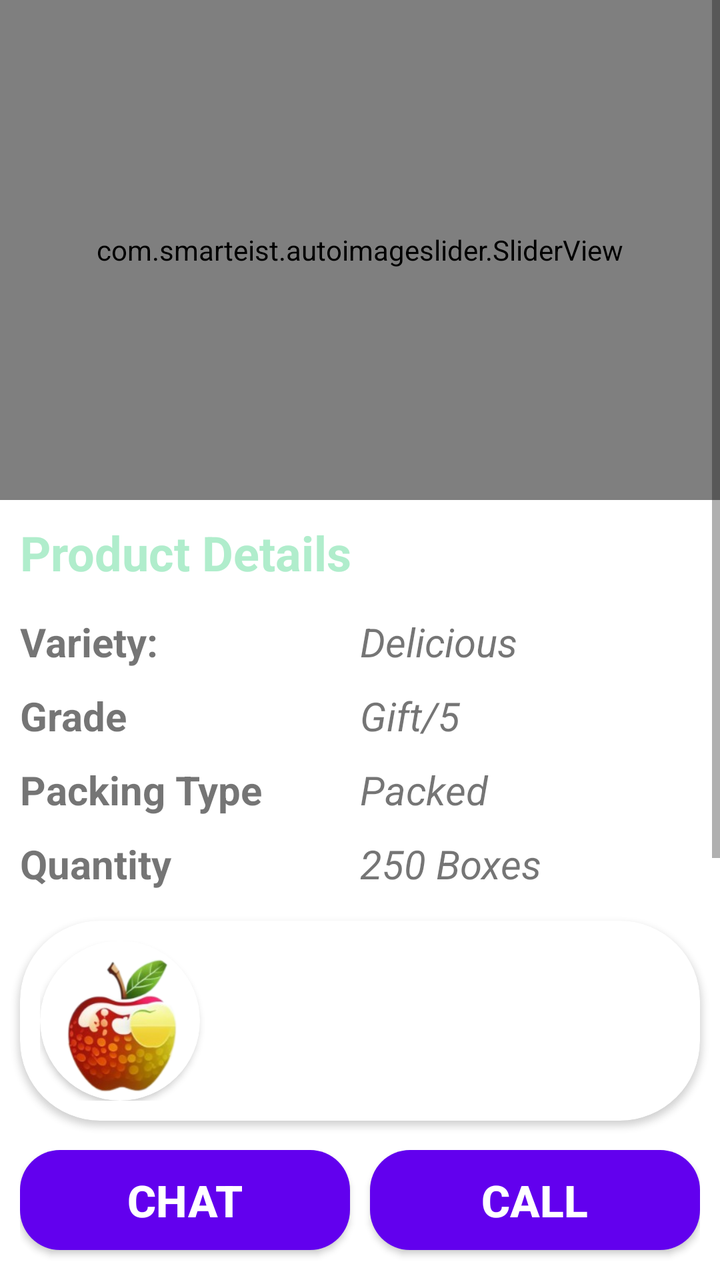
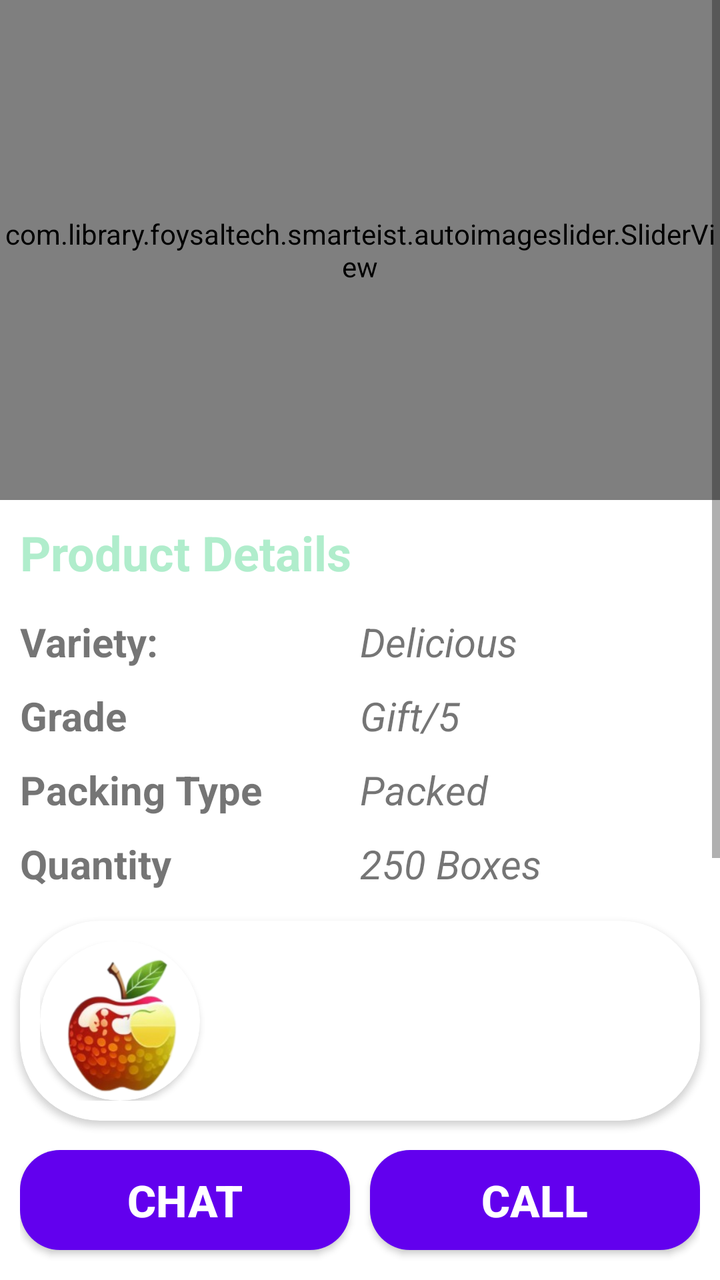

An Android layout rendered at two revisions. The XML below is the earlier revision; the diff shows what the commit changed to produce the second picture.
<!-- AndroidManifest.xml: application theme Theme.AgroMart -->
<!-- res/layout/activity_post.xml -->
<?xml version="1.0" encoding="utf-8"?>
<androidx.constraintlayout.widget.ConstraintLayout xmlns:android="http://schemas.android.com/apk/res/android"
    xmlns:app="http://schemas.android.com/apk/res-auto"
    xmlns:tools="http://schemas.android.com/tools"
    android:layout_width="match_parent"
    android:layout_height="match_parent"
    tools:context=".PostActivity">

    <ScrollView
        android:id="@+id/scrollView2"
        android:layout_width="match_parent"
        android:layout_height="0dp"
        app:layout_constraintEnd_toEndOf="parent"
        app:layout_constraintStart_toStartOf="parent"
        app:layout_constraintTop_toTopOf="parent"
        app:layout_constraintBottom_toTopOf="@+id/buttonContainer"
        tools:ignore="SpeakableTextPresentCheck">

        <LinearLayout
            android:layout_width="match_parent"
            android:layout_height="wrap_content"
            android:orientation="vertical">

            <com.smarteist.autoimageslider.SliderView
                android:id="@+id/slider"
                android:layout_width="match_parent"
                android:layout_height="250dp"
                app:sliderAnimationDuration="600"
                app:sliderAutoCycleDirection="back_and_forth"
                app:sliderIndicatorAnimationDuration="600"
                app:sliderIndicatorEnabled="true"
                app:sliderIndicatorGravity="center_horizontal|bottom"
                app:sliderIndicatorMargin="15dp"
                app:sliderIndicatorOrientation="horizontal"
                app:sliderIndicatorPadding="3dp"
                app:sliderIndicatorRadius="2dp"
                app:sliderIndicatorSelectedColor="#5A5A5A"
                app:sliderIndicatorUnselectedColor="#FFF"
                app:sliderScrollTimeInSec="1" />

            <TextView
                android:layout_width="wrap_content"
                android:layout_height="wrap_content"
                android:text="@string/product_details"
                android:textSize="24sp"
                android:textStyle="bold"
                android:layout_margin="10dp"
                android:textColor="@color/bg_color"/>

            <LinearLayout
                android:layout_width="match_parent"
                android:layout_height="wrap_content"
                android:orientation="horizontal"
                android:layout_marginHorizontal="10dp"
                android:layout_marginVertical="5dp"
                android:weightSum="2">

                <TextView
                    android:layout_width="0dp"
                    android:layout_weight="1"
                    android:layout_height="wrap_content"
                    android:text="@string/variety"
                    android:textSize="20sp"
                    android:textStyle="bold"/>

                <TextView
                    android:id="@+id/post_variety"
                    android:layout_width="0dp"
                    android:layout_weight="1"
                    android:layout_height="wrap_content"
                    android:text="@string/delicious"
                    android:textSize="20sp"
                    android:textStyle="italic"/>

            </LinearLayout>

            <LinearLayout
                android:layout_width="match_parent"
                android:layout_height="wrap_content"
                android:orientation="horizontal"
                android:layout_marginHorizontal="10dp"
                android:layout_marginVertical="5dp"
                android:weightSum="2">

                <TextView
                    android:layout_width="0dp"
                    android:layout_weight="1"
                    android:layout_height="wrap_content"
                    android:text="@string/grade"
                    android:textSize="20sp"
                    android:textStyle="bold"/>

                <TextView
                    android:id="@+id/post_grade"
                    android:layout_width="0dp"
                    android:layout_weight="1"
                    android:layout_height="wrap_content"
                    android:text="@string/gift_5"
                    android:textSize="20sp"
                    android:textStyle="italic"/>

            </LinearLayout>

            <LinearLayout
                android:layout_width="match_parent"
                android:layout_height="wrap_content"
                android:orientation="horizontal"
                android:layout_marginHorizontal="10dp"
                android:layout_marginVertical="5dp"
                android:weightSum="2">

                <TextView
                    android:layout_width="0dp"
                    android:layout_weight="1"
                    android:layout_height="wrap_content"
                    android:text="@string/packing_type"
                    android:textSize="20sp"
                    android:textStyle="bold"/>

                <TextView
                    android:id="@+id/post_packing"
                    android:layout_width="0dp"
                    android:layout_weight="1"
                    android:layout_height="wrap_content"
                    android:text="@string/packed"
                    android:textSize="20sp"
                    android:textStyle="italic"/>

            </LinearLayout>

            <LinearLayout
                android:layout_width="match_parent"
                android:layout_height="wrap_content"
                android:orientation="horizontal"
                android:layout_marginHorizontal="10dp"
                android:layout_marginVertical="5dp"
                android:weightSum="2">

                <TextView
                    android:layout_width="0dp"
                    android:layout_weight="1"
                    android:layout_height="wrap_content"
                    android:text="@string/quantity"
                    android:textSize="20sp"
                    android:textStyle="bold"/>

                <TextView
                    android:id="@+id/post_quantity"
                    android:layout_width="0dp"
                    android:layout_weight="1"
                    android:layout_height="wrap_content"
                    android:text="@string/_250_boxes"
                    android:textSize="20sp"
                    android:textStyle="italic"/>

            </LinearLayout>

            <androidx.cardview.widget.CardView
                android:layout_width="match_parent"
                android:layout_height="wrap_content"
                android:layout_margin="10dp"
                android:elevation="12dp"
                app:cardCornerRadius="40dp">

                <LinearLayout
                    android:layout_width="match_parent"
                    android:layout_height="wrap_content"
                    android:layout_margin="10dp"
                    android:orientation="horizontal"
                    android:gravity="center_vertical">

                    <androidx.cardview.widget.CardView
                        android:layout_width="80dp"
                        android:layout_height="80dp"
                        android:elevation="12dp"
                        app:cardCornerRadius="40dp"
                        android:layout_centerHorizontal="true">

                        <ImageView
                            android:layout_height="80dp"
                            android:layout_width="match_parent"
                            android:id="@+id/imageView1"
                            android:src="@drawable/logo"
                            android:scaleType="centerCrop"/>

                    </androidx.cardview.widget.CardView>

                    <LinearLayout
                        android:layout_width="match_parent"
                        android:layout_height="wrap_content"
                        android:layout_marginStart="20dp"
                        android:orientation="vertical">

                        <TextView
                            android:id="@+id/full_name"
                            android:layout_width="wrap_content"
                            android:layout_height="wrap_content"
                            android:textStyle="bold"
                            android:textSize="22sp"/>

                        <TextView
                            android:id="@+id/post_address_2"
                            android:layout_width="wrap_content"
                            android:layout_height="wrap_content"
                            android:textSize="16sp"/>

                    </LinearLayout>

                </LinearLayout>

            </androidx.cardview.widget.CardView>

            <TextView
                android:layout_width="wrap_content"
                android:layout_height="wrap_content"
                android:text="@string/owner_details"
                android:textSize="24sp"
                android:textStyle="bold"
                android:layout_margin="10dp"
                android:textColor="@color/bg_color"/>

            <LinearLayout
                android:layout_width="match_parent"
                android:layout_height="wrap_content"
                android:orientation="horizontal"
                android:layout_marginHorizontal="10dp"
                android:layout_marginVertical="5dp"
                android:weightSum="2">

                <TextView
                    android:layout_width="0dp"
                    android:layout_weight="1"
                    android:layout_height="wrap_content"
                    android:text="@string/name"
                    android:textSize="20sp"
                    android:textStyle="bold"/>

                <TextView
                    android:id="@+id/post_user_name"
                    android:layout_width="0dp"
                    android:layout_weight="1"
                    android:layout_height="wrap_content"
                    android:text="kousar Ali"
                    android:textSize="20sp"
                    android:textStyle="italic"/>

            </LinearLayout>

            <LinearLayout
                android:layout_width="match_parent"
                android:layout_height="wrap_content"
                android:orientation="horizontal"
                android:layout_marginHorizontal="10dp"
                android:layout_marginVertical="5dp"
                android:weightSum="2">

                <TextView
                    android:layout_width="0dp"
                    android:layout_weight="1"
                    android:layout_height="wrap_content"
                    android:text="@string/address"
                    android:textSize="20sp"
                    android:textStyle="bold"/>

                <TextView
                    android:id="@+id/post_user_address"
                    android:layout_width="0dp"
                    android:layout_weight="1"
                    android:layout_height="wrap_content"
                    android:text="061 Mastpora Keller Shopian J&amp;K"
                    android:textSize="20sp"
                    android:textStyle="italic"/>

            </LinearLayout>

            <LinearLayout
                android:layout_width="match_parent"
                android:layout_height="wrap_content"
                android:orientation="horizontal"
                android:layout_marginHorizontal="10dp"
                android:layout_marginVertical="5dp"
                android:weightSum="2">

                <TextView
                    android:layout_width="0dp"
                    android:layout_weight="1"
                    android:layout_height="wrap_content"
                    android:text="@string/phone_number"
                    android:textSize="20sp"
                    android:textStyle="bold"/>

                <TextView
                    android:id="@+id/post_user_phone"
                    android:layout_width="0dp"
                    android:layout_weight="1"
                    android:layout_height="wrap_content"
                    android:text="7006656521"
                    android:textSize="20sp"
                    android:textStyle="italic"/>

            </LinearLayout>

        </LinearLayout>

    </ScrollView>

    <LinearLayout
        android:id="@+id/buttonContainer"
        android:layout_width="match_parent"
        android:layout_height="70dp"
        android:orientation="horizontal"
        android:paddingVertical="5dp"
        android:paddingHorizontal="10dp"
        android:weightSum="2"
        app:layout_constraintBottom_toBottomOf="parent"
        app:layout_constraintEnd_toEndOf="parent"
        app:layout_constraintStart_toStartOf="parent">

        <androidx.appcompat.widget.AppCompatButton
            android:id="@+id/chat_btn"
            android:layout_width="0dp"
            android:layout_weight="1"
            android:layout_height="50dp"
            android:text="@string/chat"
            android:background="@drawable/button_bg"
            android:textSize="22sp"
            android:textStyle="bold"
            android:textColor="@color/white"
            android:layout_marginEnd="5dp" />

        <androidx.appcompat.widget.AppCompatButton
            android:id="@+id/call_btn"
            android:layout_width="0dp"
            android:layout_weight="1"
            android:layout_height="50dp"
            android:text="@string/call"
            android:background="@drawable/button_bg"
            android:textSize="22sp"
            android:textStyle="bold"
            android:textColor="@color/white"
            android:layout_marginStart="5dp" />

    </LinearLayout>

</androidx.constraintlayout.widget.ConstraintLayout>
<!-- resources referenced by this layout -->
<resources>
  <color name="bg_color">#B0EDCC</color>
  <color name="white">#FFFFFFFF</color>
  <!-- drawable button_bg (drawable) -->
  <?xml version="1.0" encoding="utf-8"?>
  
  <shape xmlns:android="http://schemas.android.com/apk/res/android">
      <corners android:radius="20dp"/>
      <solid android:color="@color/purple_500" />
  </shape>
  <!-- drawable logo: png bitmap (drawable-v24, 40477 bytes) -->
  <string name="_250_boxes">250 Boxes</string>
  <string name="address">address</string>
  <string name="call">Call</string>
  <string name="chat">Chat</string>
  <string name="delicious">Delicious</string>
  <string name="gift_5">Gift/5</string>
  <string name="grade">Grade</string>
  <string name="name">Name</string>
  <string name="owner_details">Owner Details</string>
  <string name="packed">Packed</string>
  <string name="packing_type">Packing Type</string>
  <string name="phone_number">Phone Number</string>
  <string name="product_details">Product Details</string>
  <string name="quantity">Quantity</string>
  <string name="variety">Variety:</string>
  <style name="Theme.AgroMart" parent="Theme.MaterialComponents.DayNight.NoActionBar">
          
          <item name="colorPrimary">@color/bg_color</item>
          <item name="colorPrimaryVariant">@color/purple_700</item>
          <item name="colorOnPrimary">@color/white</item>
          
          <item name="colorSecondary">@color/teal_200</item>
          <item name="colorSecondaryVariant">@color/teal_700</item>
          <item name="colorOnSecondary">@color/black</item>
          
          <item name="android:statusBarColor">?attr/colorPrimaryVariant</item>
          
          <item name="android:popupMenuStyle">@color/white</item>
      </style>
  <color name="purple_500">#FF6200EE</color>
  <color name="purple_700">#FF3700B3</color>
  <color name="teal_200">#FF03DAC5</color>
  <color name="teal_700">#FF018786</color>
  <color name="black">#FF000000</color>
</resources>

<!-- the commit's change to res/layout/activity_post.xml (unified diff, before → after) -->
@@ -21,12 +21,13 @@
             android:layout_height="wrap_content"
             android:orientation="vertical">
 
-            <com.smarteist.autoimageslider.SliderView
+            <com.library.foysaltech.smarteist.autoimageslider.SliderView
                 android:id="@+id/slider"
                 android:layout_width="match_parent"
                 android:layout_height="250dp"
                 app:sliderAnimationDuration="600"
                 app:sliderAutoCycleDirection="back_and_forth"
+                app:sliderStartAutoCycle="true"
                 app:sliderIndicatorAnimationDuration="600"
                 app:sliderIndicatorEnabled="true"
                 app:sliderIndicatorGravity="center_horizontal|bottom"
@@ -173,13 +174,13 @@
                         android:layout_width="80dp"
                         android:layout_height="80dp"
                         android:elevation="12dp"
-                        app:cardCornerRadius="40dp"
-                        android:layout_centerHorizontal="true">
+                        app:cardCornerRadius="40dp">
 
                         <ImageView
                             android:layout_height="80dp"
                             android:layout_width="match_parent"
                             android:id="@+id/imageView1"
+                            android:contentDescription="@string/todo"
                             android:src="@drawable/logo"
                             android:scaleType="centerCrop"/>
 
<!-- resource entries referenced after the edit -->
@@ -24,6 +24,7 @@
   <string name="phone_number">Phone Number</string>
   <string name="product_details">Product Details</string>
   <string name="quantity">Quantity</string>
+  <string name="todo">TODO</string>
   <string name="variety">Variety:</string>
   <style name="Theme.AgroMart" parent="Theme.MaterialComponents.DayNight.NoActionBar">
           
